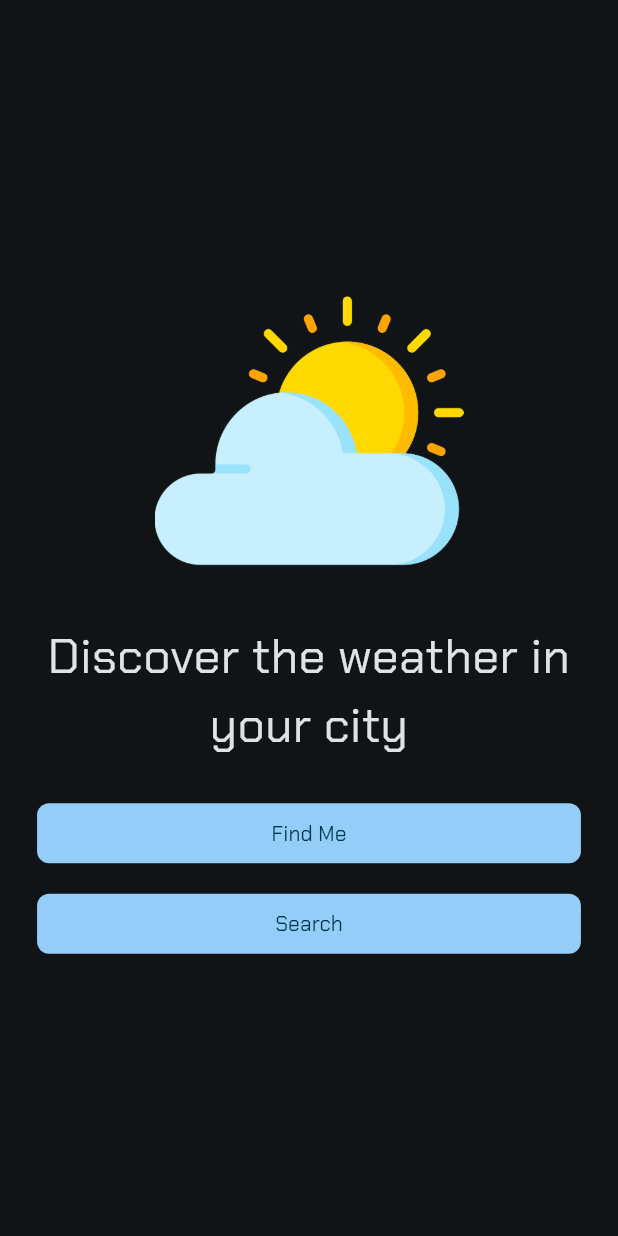
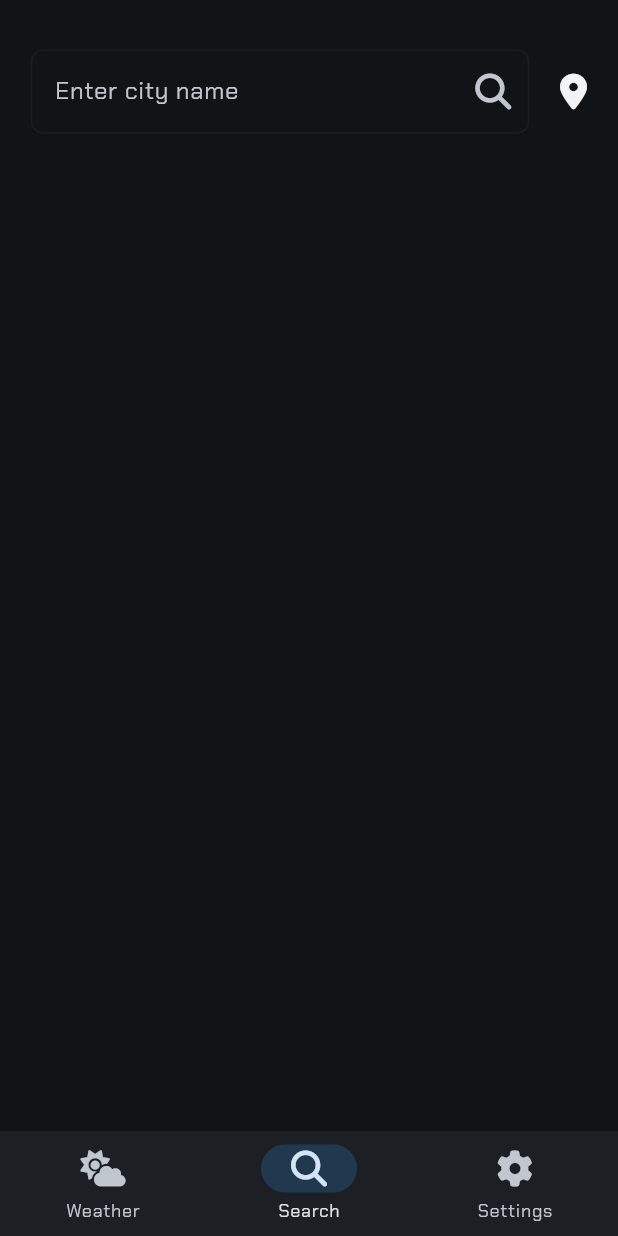
Before and after one commit to abel-yet/weather-app-flutter, a Flutter app: the screen it shows after launch, after a tap on "Search", on a phone screen of 412 x 824 dp. Run offline on Flutter 3.47's test engine with Material 3 defaults, Android fonts, the light colour scheme and no system bars; our stand-ins replace dio, equatable, flutter_bloc, flutter_dotenv, flutter_spinkit, font_awesome_flutter and 3 more.

Commit message:
implement search functionality and added inital and error ui for weather screen

```diff
--- a/lib/config/route/app_router.dart
+++ b/lib/config/route/app_router.dart
@@ -2,6 +2,7 @@ import 'package:flutter/material.dart';
 import 'package:go_router/go_router.dart';
 import 'package:umbrella/presentation/scaffold_with_nav_bar.dart';
 import 'package:umbrella/presentation/screens/onboarding_screen.dart';
+import 'package:umbrella/presentation/screens/search_screen.dart';
 import 'package:umbrella/presentation/screens/weather_screen.dart';
 
 GoRouter appRouter({String? initialLocation}) {
@@ -35,10 +36,9 @@ GoRouter appRouter({String? initialLocation}) {
             routes: [
               GoRoute(
                 path: "/search",
+                name: SearchScreen.routeName,
                 builder: (context, state) {
-                  return Center(
-                    child: Text("search screen"),
-                  );
+                  return SearchScreen();
                 },
               ),
             ],
--- a/lib/config/theme/app_theme.dart
+++ b/lib/config/theme/app_theme.dart
@@ -19,6 +19,25 @@ class AppTheme {
     navigationBarTheme: NavigationBarThemeData(
       indicatorColor: AppColors.accent,
       height: 70,
+    ),
+    iconTheme: IconThemeData(color: AppColors.secondary),
+    inputDecorationTheme: InputDecorationTheme(
+      enabledBorder: OutlineInputBorder(
+        borderSide: BorderSide(color: AppColors.primary),
+        borderRadius: BorderRadius.circular(8),
+      ),
+      focusedBorder: OutlineInputBorder(
+        borderSide: BorderSide(color: AppColors.secondary),
+        borderRadius: BorderRadius.circular(8),
+      ),
+      errorBorder: OutlineInputBorder(
+        borderSide: BorderSide(color: Colors.red),
+        borderRadius: BorderRadius.circular(8),
+      ),
+      focusedErrorBorder: OutlineInputBorder(
+        borderSide: BorderSide(color: Colors.red),
+        borderRadius: BorderRadius.circular(8),
+      ),
     )
   );
 }
--- a/lib/core/utils/helper_functions.dart
+++ b/lib/core/utils/helper_functions.dart
@@ -12,6 +12,8 @@ String getDioErrorMessage(DioException exception) {
       return "No internet connection";
     case DioExceptionType.badResponse:
       switch (exception.response?.statusCode) {
+        case 400:
+          return "No location found";
         case 403:
           return "API key has exceeded calls per month quota";
         default:
--- a/lib/presentation/screens/onboarding_screen.dart
+++ b/lib/presentation/screens/onboarding_screen.dart
@@ -6,6 +6,7 @@ import 'package:umbrella/blocs/weather_bloc/weather_bloc.dart';
 import 'package:umbrella/core/constants/app_colors.dart';
 import 'package:umbrella/core/extensions.dart';
 import 'package:umbrella/core/utils/helper_functions.dart';
+import 'package:umbrella/presentation/screens/search_screen.dart';
 import 'package:umbrella/presentation/screens/weather_screen.dart';
 
 class OnboardingScreen extends StatelessWidget {
@@ -67,7 +68,9 @@ class OnboardingScreen extends StatelessWidget {
                   SizedBox(
                     width: double.infinity,
                     child: FilledButton(
-                      onPressed: () {},
+                      onPressed: () {
+                        context.goNamed(SearchScreen.routeName);
+                      },
                       child: Text("Search"),
                     ),
                   ),
--- /dev/null
+++ b/lib/presentation/screens/search_screen.dart
@@ -0,0 +1,96 @@
+import 'package:flutter/material.dart';
+import 'package:flutter_bloc/flutter_bloc.dart';
+import 'package:font_awesome_flutter/font_awesome_flutter.dart';
+import 'package:go_router/go_router.dart';
+import 'package:umbrella/blocs/weather_bloc/weather_bloc.dart';
+import 'package:umbrella/core/extensions.dart';
+import 'package:umbrella/presentation/screens/weather_screen.dart';
+
+class SearchScreen extends StatefulWidget {
+  static const String routeName = "Search";
+
+  const SearchScreen({super.key});
+
+  @override
+  State<SearchScreen> createState() => _SearchScreenState();
+}
+
+class _SearchScreenState extends State<SearchScreen> {
+  late TextEditingController _textEditingController;
+
+  @override
+  void initState() {
+    super.initState();
+    _textEditingController = TextEditingController();
+  }
+
+  @override
+  void dispose() {
+    _textEditingController.dispose();
+    super.dispose();
+  }
+
+  @override
+  Widget build(BuildContext context) {
+    return SafeArea(
+      child: Padding(
+        padding: EdgeInsets.fromLTRB(
+          context.width * .05,
+          context.height * .04,
+          context.width * .05,
+          0,
+        ),
+        child: Column(
+          children: [
+            Row(
+              spacing: context.width * .05,
+              children: [
+                // Search Field
+
+                Expanded(
+                  child: TextField(
+                    controller: _textEditingController,
+                    decoration: InputDecoration(
+                      hintText: "Enter city name",
+                      suffixIcon: GestureDetector(
+                        onTap: () {
+                          if (_textEditingController.text.isEmpty) {
+                            return;
+                          }
+                          FocusManager.instance.primaryFocus?.unfocus();
+                          context.read<WeatherBloc>().add(WeatherFetchedByCityName(cityName: _textEditingController.text));
+                          context.goNamed(WeatherScreen.routeName);
+                        },
+                        child: Icon(FontAwesomeIcons.magnifyingGlass),
+                      ),
+                    ),
+                    onTapOutside: (event) {
+                      FocusManager.instance.primaryFocus?.unfocus();
+                    },
+                    textInputAction: TextInputAction.search,
+                    onSubmitted: (value) {
+                      if (_textEditingController.text.isEmpty) {
+                        return;
+                      }
+                      context.read<WeatherBloc>().add(WeatherFetchedByCityName(cityName: value));
+                      context.goNamed(WeatherScreen.routeName);
+                    },
+                  ),
+                ),
+
+                // locate me
+                GestureDetector(
+                  onTap: () {
+                    context.read<WeatherBloc>().add(WeatherFetchedByLocation());
+                    context.goNamed(WeatherScreen.routeName);
+                  },
+                  child: FaIcon(FontAwesomeIcons.locationDot),
+                )
+              ],
+            )
+          ],
+        ),
+      ),
+    );
+  }
+}
--- a/lib/presentation/screens/weather_screen.dart
+++ b/lib/presentation/screens/weather_screen.dart
@@ -2,10 +2,12 @@ import 'package:flutter/material.dart';
 import 'package:flutter_bloc/flutter_bloc.dart';
 import 'package:flutter_spinkit/flutter_spinkit.dart';
 import 'package:font_awesome_flutter/font_awesome_flutter.dart';
+import 'package:go_router/go_router.dart';
 import 'package:umbrella/blocs/weather_bloc/weather_bloc.dart';
 import 'package:umbrella/core/constants/app_colors.dart';
 import 'package:umbrella/core/extensions.dart';
 import 'package:umbrella/core/utils/helper_functions.dart';
+import 'package:umbrella/presentation/screens/search_screen.dart';
 import 'package:umbrella/presentation/widgets/hourly_forecast.dart';
 import 'package:umbrella/presentation/widgets/weather_detail_card.dart';
 
@@ -17,12 +19,7 @@ class WeatherScreen extends StatelessWidget {
   @override
   Widget build(BuildContext context) {
     return SafeArea(
-      child: BlocConsumer<WeatherBloc, WeatherState>(
-        listener: (context, state) {
-          if (state is WeatherError) {
-            ScaffoldMessenger.of(context).showSnackBar(buildSanckBar(message: state.errorMessage, isError: true));
-          }
-        },
+      child: BlocBuilder<WeatherBloc, WeatherState>(
         builder: (context, state) {
           if (state is WeatherLoading) {
             return Center(
@@ -33,12 +30,62 @@ class WeatherScreen extends StatelessWidget {
             );
           }
 
+          if (state is WeatherInital) {
+            return _buildInitialUI(context);
+          }
+
           if (state is WeatherFetched) {
             return _buildWeatherUI(context, state);
           }
 
+          if (state is WeatherError) {
+            return _buildErrorUI(context, state);
+          }
+
           return Container();
         },
+      ),
+    );
+  }
+
+  Widget _buildInitialUI(BuildContext context) {
+    return Padding(
+      padding: EdgeInsets.symmetric(horizontal: context.width * .05),
+      child: Column(
+        mainAxisAlignment: MainAxisAlignment.center,
+        crossAxisAlignment: CrossAxisAlignment.center,
+        children: [
+          FaIcon(
+            FontAwesomeIcons.cloud,
+            size: context.width * .25,
+          ),
+          addVerticalSpace(context.width * .05),
+          Text(
+            "Get started, search by city or use your current location.",
+            style: TextStyle(fontFamily: "Russo One", fontSize: 18),
+            textAlign: TextAlign.center,
+          ),
+          addVerticalSpace(context.width * .1),
+          SizedBox(
+            width: double.infinity,
+            child: FilledButton(
+              onPressed: () {
+                context.read<WeatherBloc>().add(WeatherFetchedByLocation());
+              },
+              child: Text("Find Me"),
+            ),
+          ),
+          addVerticalSpace(context.width * .02),
+          SizedBox(
+            width: double.infinity,
+            child: FilledButton(
+              onPressed: () {
+                context.goNamed(SearchScreen.routeName);
+              },
+              child: Text("Search"),
+            ),
+          ),
+        ],
       ),
     );
   }
@@ -213,4 +260,50 @@ class WeatherScreen extends StatelessWidget {
       ),
     );
   }
+
+  Widget _buildErrorUI(BuildContext context, WeatherError state) {
+    return Padding(
+      padding: EdgeInsets.symmetric(horizontal: context.width * .05),
+      child: Column(
+        mainAxisAlignment: MainAxisAlignment.center,
+        crossAxisAlignment: CrossAxisAlignment.center,
+        spacing: context.width * .02,
+        children: [
+          FaIcon(
+            FontAwesomeIcons.triangleExclamation,
+            size: context.width * .25,
+            color: Colors.red,
+          ),
+          Text(
+            state.errorMessage,
+            style: TextStyle(fontFamily: "Russo One", fontSize: 18),
+            textAlign: TextAlign.center,
+          ),
+          Text(
+            "Please try again",
+            style: TextStyle(fontFamily: "Russo One", fontSize: 18),
+          ),
+          addVerticalSpace(context.width * .1),
+          SizedBox(
+            width: double.infinity,
+            child: FilledButton(
+              onPressed: () {
+                context.read<WeatherBloc>().add(WeatherFetchedByLocation());
+              },
+              child: Text("Find Me"),
+            ),
+          ),
+          SizedBox(
+            width: double.infinity,
+            child: FilledButton(
+              onPressed: () {
+                context.goNamed(SearchScreen.routeName);
+              },
+              child: Text("Search"),
+            ),
+          ),
+        ],
+      ),
+    );
+  }
 }
```
